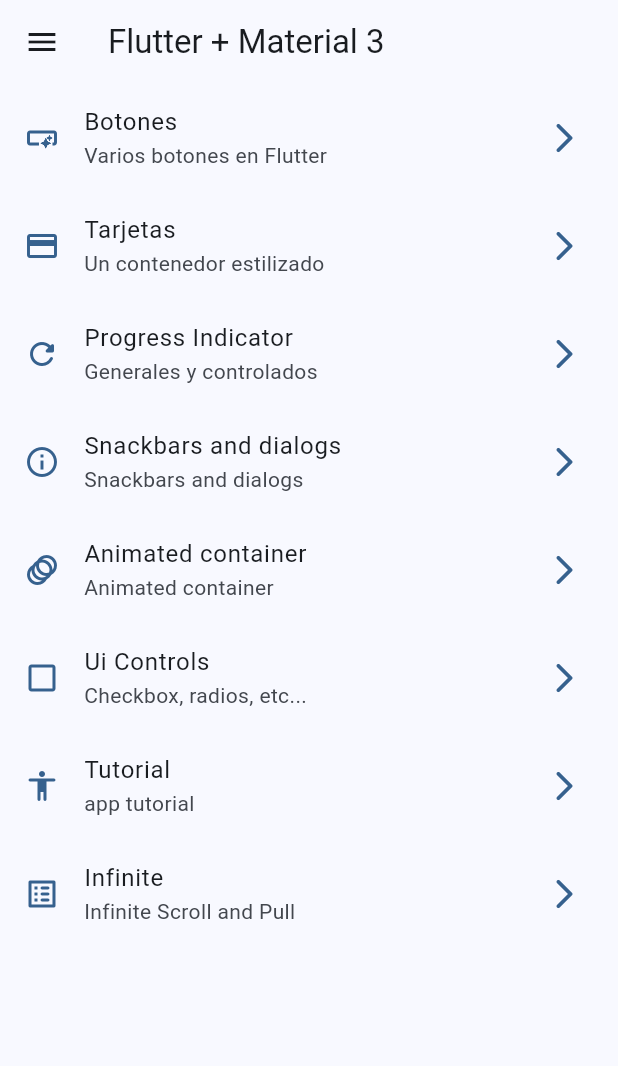
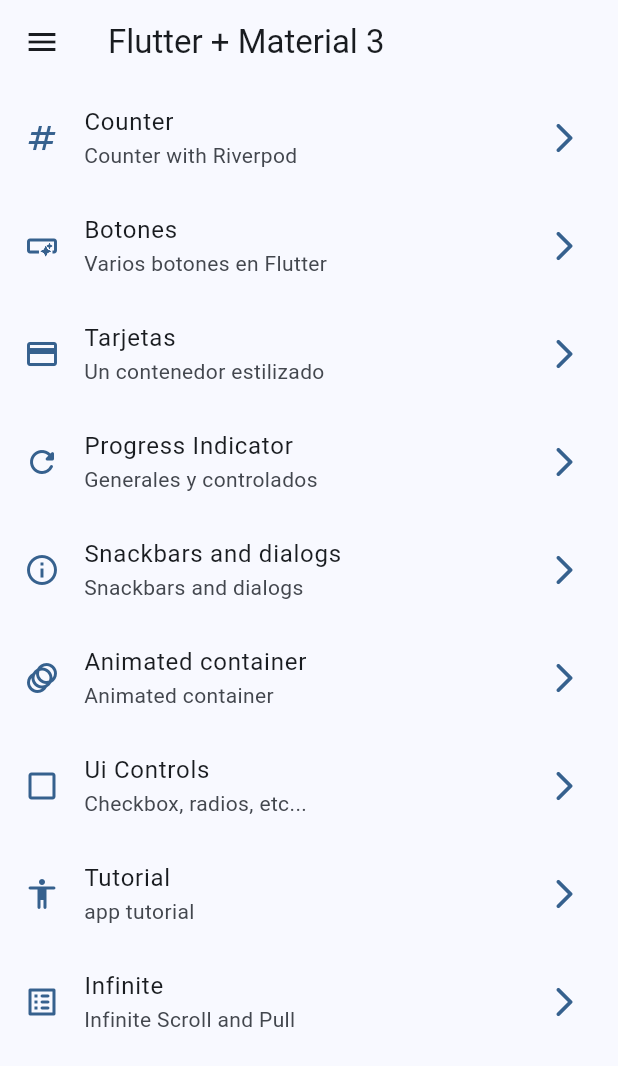
Before and after one commit to diegopagini/Widgets-App_Flutter, a Flutter app: the screen it shows after launch, on a phone screen of 412 x 824 dp. Shown: the top 1066 px of the screen. Run offline on Flutter 3.47's test engine with Material 3 defaults, Android fonts, the phone set to English and light mode, and no system bars; our stand-ins replace animate_do, flutter_riverpod, go_router.

Commit message:
riverpod

```diff
--- a/lib/config/menu/menu_items.dart
+++ b/lib/config/menu/menu_items.dart
@@ -14,6 +14,11 @@ class MenuItem {
 }
 
 const List<MenuItem> appMenuItems = [
+  MenuItem(
+      title: 'Counter',
+      subTitle: 'Counter with Riverpod',
+      link: '/counter',
+      icon: Icons.numbers_outlined),
   MenuItem(
       title: 'Botones',
       subTitle: 'Varios botones en Flutter',
--- a/lib/config/router/app_router.dart
+++ b/lib/config/router/app_router.dart
@@ -6,6 +6,11 @@ final appRouter = GoRouter(initialLocation: '/', routes: [
     name: HomeScreen.name,
     path: '/',
     builder: (context, state) => const HomeScreen(),
+  ),
+  GoRoute(
+    name: CounterScreen.name,
+    path: '/counter',
+    builder: (context, state) => const CounterScreen(),
   ),
   GoRoute(
     name: ButtonsScreen.name,
--- a/lib/main.dart
+++ b/lib/main.dart
@@ -1,9 +1,10 @@
 import 'package:flutter/material.dart';
+import 'package:flutter_riverpod/flutter_riverpod.dart';
 import 'package:widgets_app/config/router/app_router.dart';
 import 'package:widgets_app/config/theme/app_theme.dart';
 
 void main() {
-  runApp(const MainApp());
+  runApp(const ProviderScope(child: MainApp()));
 }
 
 class MainApp extends StatelessWidget {
--- /dev/null
+++ b/lib/presentation/providers/counter_provider.dart
@@ -0,0 +1,3 @@
+import 'package:flutter_riverpod/flutter_riverpod.dart';
+
+final counterProvider = StateProvider((ref) => 5);
--- a/lib/presentation/screens/screens.dart
+++ b/lib/presentation/screens/screens.dart
@@ -2,6 +2,7 @@ export 'package:widgets_app/presentation/screens/animated/animated_screen.dart';
 export 'package:widgets_app/presentation/screens/app_tutorial/app_tutorial_screen.dart';
 export 'package:widgets_app/presentation/screens/buttons/buttons_screen.dart';
 export 'package:widgets_app/presentation/screens/cards/cards_screen.dart';
+export 'package:widgets_app/presentation/screens/counter/counter_screen.dart';
 export 'package:widgets_app/presentation/screens/home/home_screen.dart';
 export 'package:widgets_app/presentation/screens/infinite_scroll/infinite_scroll_screen.dart';
 export 'package:widgets_app/presentation/screens/progress/progress_screen.dart';
--- a/pubspec.yaml
+++ b/pubspec.yaml
@@ -12,8 +12,8 @@ dependencies:
   animate_do: ^3.1.2
   flutter:
     sdk: flutter
+  flutter_riverpod: ^2.4.9
   go_router: ^13.0.0
-  riverpod: ^2.4.9
 
 dev_dependencies:
   flutter_lints: ^2.0.0
```
Also changed, not shown: lib/presentation/screens/counter/counter_screen.dart (added, +32 -0 lines), pubspec.lock.
